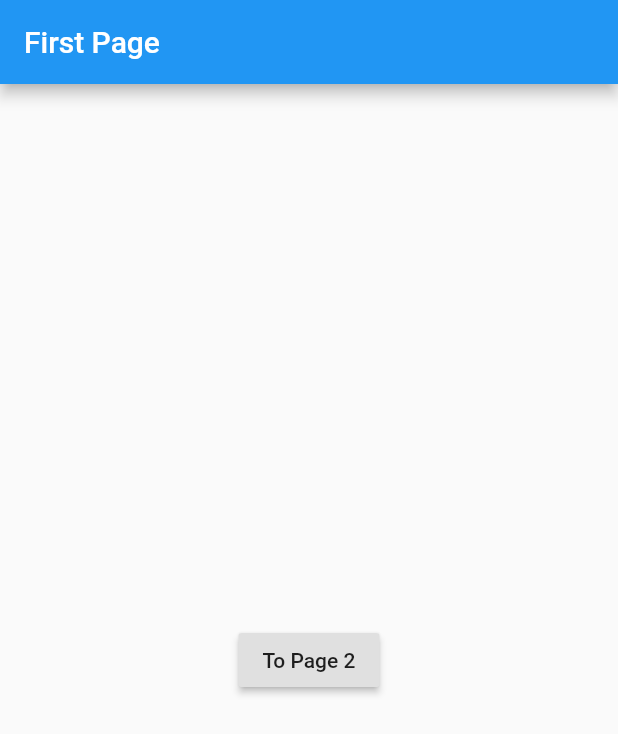
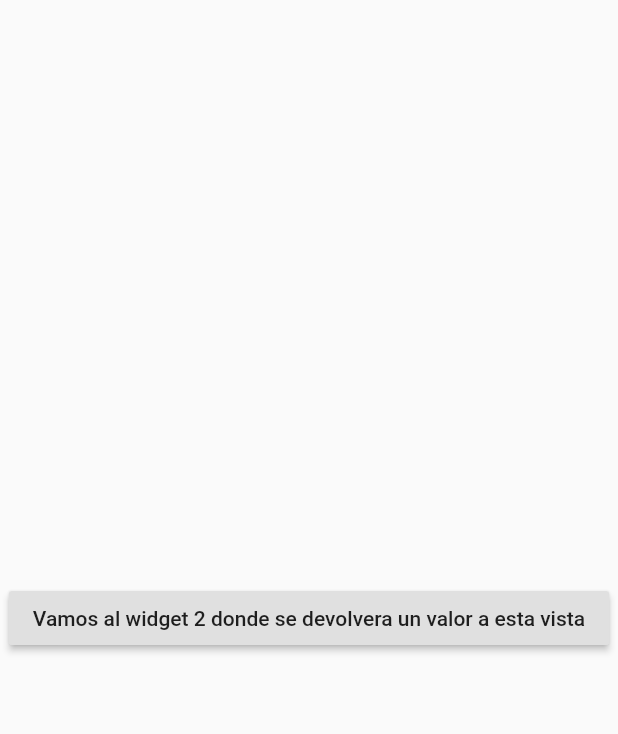
Before and after one commit to GiovanniSolano/Componentes-b-sicos---Flutter, a Flutter app: the screen it shows after launch, on a phone screen of 412 x 824 dp. Shown: the top 734 px of the screen. Run offline on Flutter 3.47's test engine with Material 2 defaults, Android fonts, the phone set to English and light mode, and no system bars.

Commit message:
Pasando datos de vuelta entre vistas

```diff
--- /dev/null
+++ b/lib/components/WidgetScreen2.dart
@@ -0,0 +1,17 @@
+import 'package:flutter/material.dart';
+import 'package:flutter/widgets.dart';
+
+class WidgetScreen2 extends StatelessWidget {
+  @override
+  Widget build(BuildContext context) {
+    return Scaffold(
+        appBar: AppBar(title: Text('WidgetScreen2')),
+        body: Center(
+            child: RaisedButton(
+          child: Text('Botón valor'),
+          onPressed: () {
+            Navigator.pop(context, 'Mi valor desde la pantalla 2');
+          },
+        )));
+  }
+}
--- a/lib/main.dart
+++ b/lib/main.dart
@@ -1,4 +1,5 @@
 import 'package:components/WidgetArgument.dart';
+import 'package:components/components/WidgetScreen2.dart';
 import 'package:components/components/secondpage.dart';
 import 'package:flutter/material.dart';
 
@@ -23,38 +24,73 @@ class MyApp extends StatelessWidget {
         primarySwatch: Colors.blue,
         visualDensity: VisualDensity.adaptivePlatformDensity,
       ),
-      initialRoute: '/',
-      routes: {
-        '/': (context) => FirstPage(),
-        '/secondPage': (context) => SecondPage()
+      // initialRoute: '/',
+      // routes: {
+      //   '/': (context) => FirstPage(),
+      //   '/secondPage': (context) => SecondPage()
+      // },
+      home: MyHomePage(),
+    );
+  }
+}
+
+class MyHomePage extends StatefulWidget {
+  @override
+  _MyHomePageState createState() => _MyHomePageState();
+}
+
+class _MyHomePageState extends State<MyHomePage> {
+  @override
+  Widget build(BuildContext context) {
+    return Scaffold(body: Center(child: ButtonToScreenNumber2()));
+  }
+}
+
+class ButtonToScreenNumber2 extends StatelessWidget {
+  @override
+  Widget build(BuildContext context) {
+    return RaisedButton(
+      child: Text('Vamos al widget 2 donde se devolvera un valor a esta vista'),
+      onPressed: () {
+        _navigateToScreen2AndWaitTheValue(context);
       },
     );
   }
 }
 
-class FirstPage extends StatelessWidget {
-  @override
-  Widget build(BuildContext context) {
-    return Scaffold(
-      appBar: AppBar(title: Text('First Page')),
-      body: Center(
-        child: RaisedButton(
-          child: Text('To Page 2'),
-          onPressed: () {
-            // Navegar utilizando rutas
-            Navigator.pushNamed(context, '/secondPage',
-                arguments: WidgetArgument("Pasamos a la Screen 2", 2));
+// Método que lanza el widget 2 llamada WidgetScreen2() y espera el resultado de esta pantalla
+_navigateToScreen2AndWaitTheValue(BuildContext context) async {
+  final result = await Navigator.push(
+      context, MaterialPageRoute(builder: (context) => WidgetScreen2()));
 
-            // Una manera, sin nombre de ruta
-            // Navigator.push(
-            //     context, MaterialPageRoute(builder: (context) => SecondPage()));
-          },
-        ),
-      ),
-    );
-  }
-  // _MyHomePageState createState() => _MyHomePageState();
+  Scaffold.of(context)
+    ..removeCurrentSnackBar()
+    ..showSnackBar(SnackBar(content: Text('$result')));
 }
+
+// class FirstPage extends StatelessWidget {
+//   @override
+//   Widget build(BuildContext context) {
+//     return Scaffold(
+//       appBar: AppBar(title: Text('First Page')),
+//       body: Center(
+//         child: RaisedButton(
+//           child: Text('To Page 2'),
+//           onPressed: () {
+//             // Navegar utilizando rutas
+//             Navigator.pushNamed(context, '/secondPage',
+//                 arguments: WidgetArgument("Pasamos a la Screen 2", 2));
+
+//             // Una manera, sin nombre de ruta
+//             // Navigator.push(
+//             //     context, MaterialPageRoute(builder: (context) => SecondPage()));
+//           },
+//         ),
+//       ),
+//     );
+//   }
+//   // _MyHomePageState createState() => _MyHomePageState();
+// }
 
 // class _MyHomePageState extends State<MyHomePage> {
 //   @override
```
